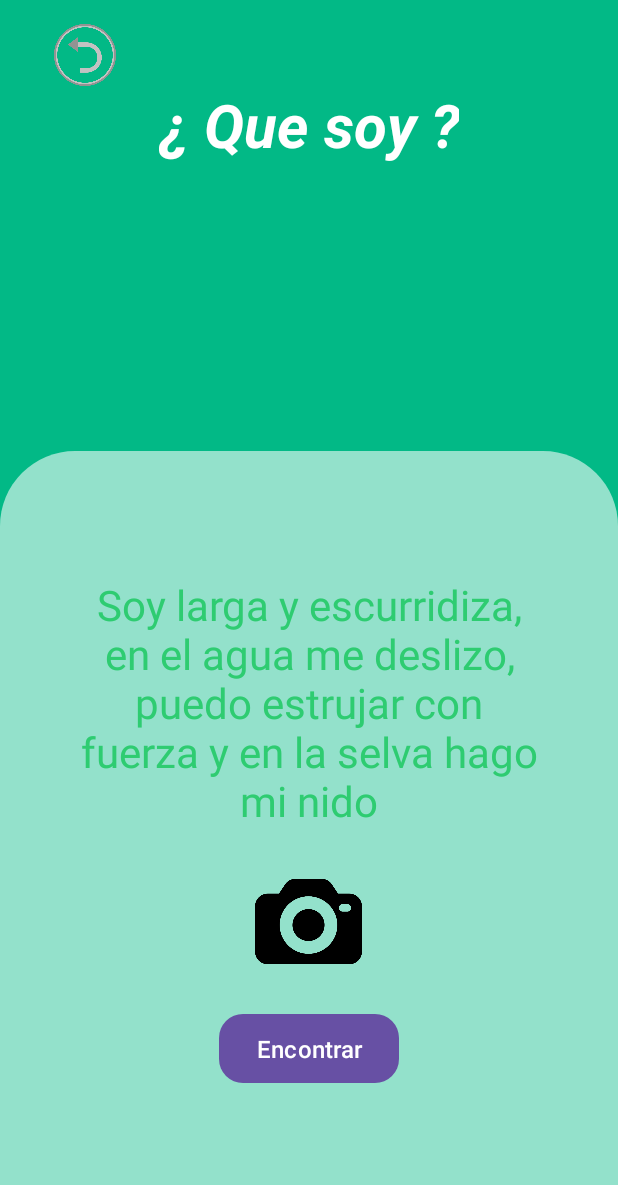
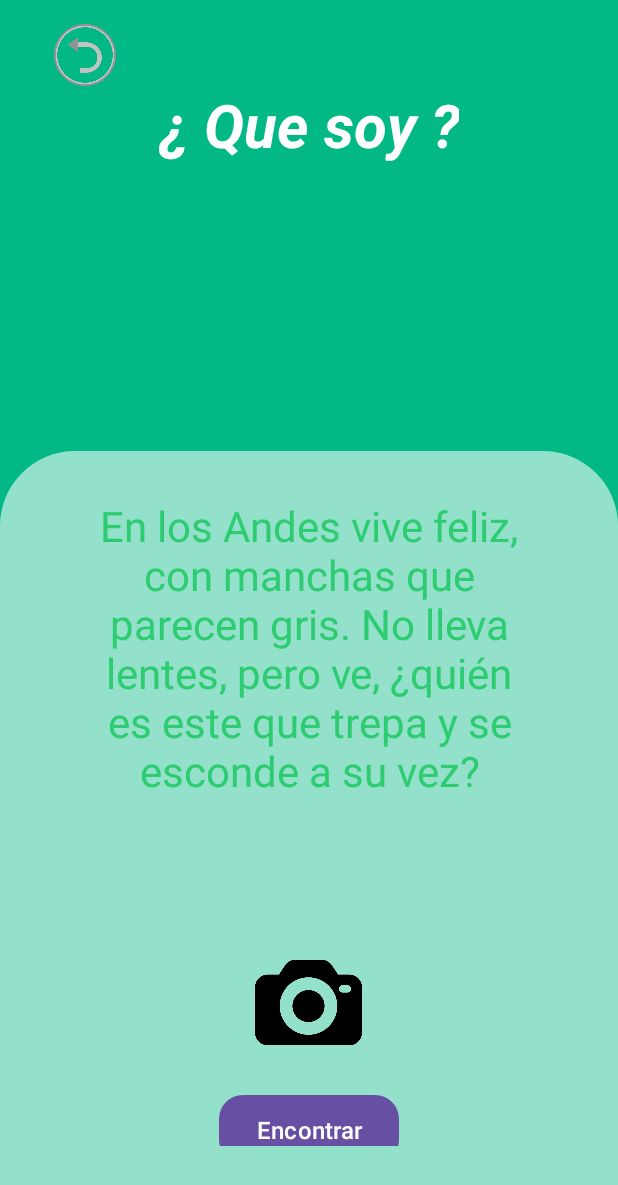
Before and after one commit to ericksebastian2003/aplicacion_realidad_aumentada, an Android app: the layout activity_adivinanza_4.xml on its own in the app's theme, with its tools: preview values and no code run, on a phone screen of 412 x 824 dp. Shown: the top 1185 px of the screen. Run offline under Robolectric (Android 15) with nearby library versions, the phone set to English and light mode, and no system bars; Roboto replaces fonts that are not available here.

Commit message:
Arreglando orden de preguntas

```diff
--- a/app/src/main/res/layout/activity_adivinanza_3.xml
+++ b/app/src/main/res/layout/activity_adivinanza_3.xml
@@ -33,7 +33,10 @@
             android:layout_marginTop="40sp"
             android:layout_marginEnd="30sp"
             android:fontFamily="@font/pixelify_sans_bold"
-            android:text="Bosques tropicales adornan mi terreno, grandes ríos me rodean y animales exóticos tengo; doy oxígeno y me llaman el pulmón del mundo"
+            android:text="Con caparazón y paso lento,
+en islas encantadas pasan el tiempo.
+Son longevas, eso es verdad,
+¿quiénes son, dime ya?"
             android:textAlignment="center"
             android:textColor="#2ECC71"
             android:textSize="28sp" />
--- a/app/src/main/res/layout/activity_adivinanza_4.xml
+++ b/app/src/main/res/layout/activity_adivinanza_4.xml
@@ -27,13 +27,16 @@
 
         <TextView
             android:id="@+id/textView6"
-            android:layout_width="308dp"
-            android:layout_height="wrap_content"
+            android:layout_width="305dp"
+            android:layout_height="275dp"
             android:layout_marginStart="30sp"
             android:layout_marginTop="40sp"
             android:layout_marginEnd="30sp"
             android:fontFamily="@font/pixelify_sans_bold"
-            android:text="Soy larga y escurridiza, en el agua me deslizo, puedo estrujar con fuerza y en la selva hago mi nido"
+            android:text="En los Andes vive feliz,
+con manchas que parecen gris.
+No lleva lentes, pero ve,
+¿quién es este que trepa y se esconde a su vez?"
             android:textAlignment="center"
             android:textColor="#2ECC71"
             android:textSize="28sp" />
```
Also changed, not shown: app/src/main/res/layout/activity_adivinanza_5.xml (+3 -6 lines), app/src/main/res/layout/activity_adivinanza_6.xml (+3 -6 lines).
